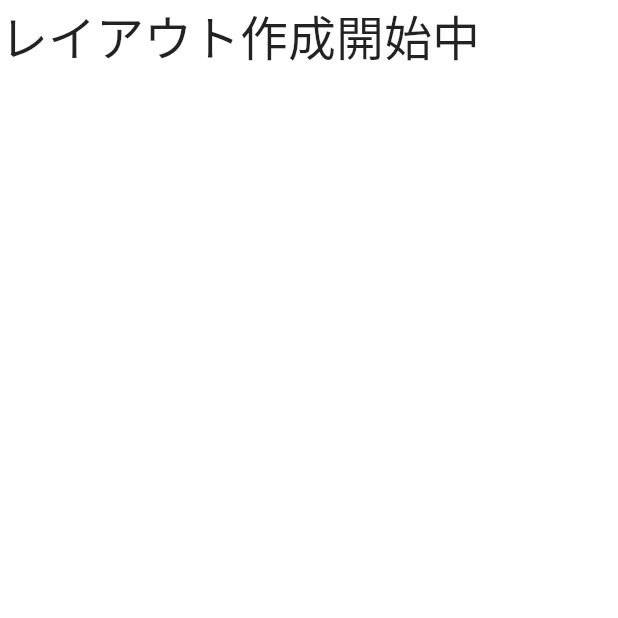
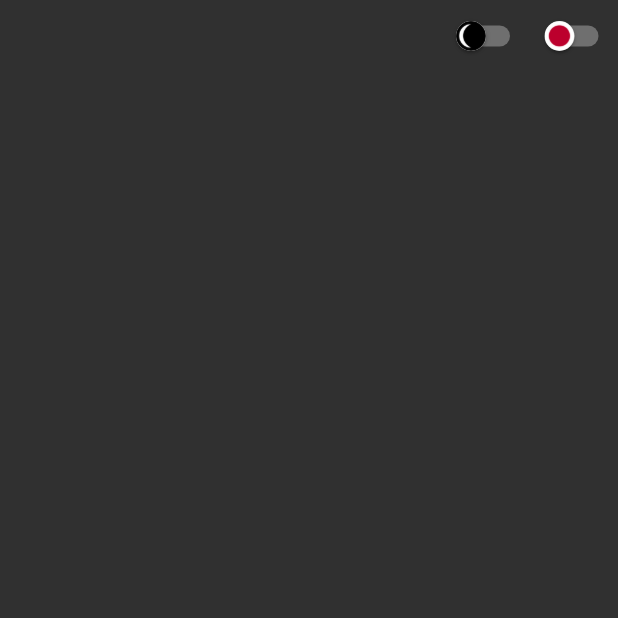
Before and after one commit to apps4toddler/resume, a Flutter app: the screen it shows after launch, on a phone screen of 412 x 824 dp, the top half of it. Run offline on Flutter 3.47's test engine with Material 2 defaults, Android fonts, the phone set to English and light mode, and no system bars.

```diff
--- a/lib/main.dart
+++ b/lib/main.dart
@@ -4,16 +4,67 @@ void main() {
   runApp(const MyApp());
 }
 
-class MyApp extends StatelessWidget {
+class MyApp extends StatefulWidget {
   const MyApp({Key? key}) : super(key: key);
+
+  @override
+  MyAppState createState() => MyAppState();
+}
+
+class MyAppState extends State<MyApp> with TickerProviderStateMixin {
+  bool _isLightMode = false;
+  bool _isEnglish = false;
   @override
   Widget build(BuildContext context) {
-    return const Text(
-      "レイアウト作成開始中",
-      textDirection: TextDirection.ltr,
-      style: TextStyle(
-        fontSize: 32,
-        color: Colors.black87,
+    return MaterialApp(
+      darkTheme: ThemeData(
+        brightness: Brightness.dark,
+      ),
+      theme: ThemeData(
+        brightness: Brightness.light,
+      ),
+      themeMode: _isLightMode ? ThemeMode.light : ThemeMode.dark,
+      home: Scaffold(
+        body: Center(
+          child: Column(
+            crossAxisAlignment: CrossAxisAlignment.start,
+            children: <Widget>[
+              Container(
+                alignment: Alignment.topRight,
+                width: double.infinity,
+                child: Row(
+                  mainAxisAlignment: MainAxisAlignment.end,
+                  children: [
+                    Switch(
+                      value: _isLightMode,
+                      onChanged: (bool value) {
+                        setState(() {
+                          _isLightMode = value;
+                        });
+                      },
+                      activeThumbImage:
+                          const AssetImage("assets/images/icon-light.png"),
+                      inactiveThumbImage:
+                          const AssetImage("assets/images/icon-dark.png"),
+                    ),
+                    Switch(
+                      value: _isEnglish,
+                      onChanged: (bool value) {
+                        setState(() {
+                          _isEnglish = value;
+                        });
+                      },
+                      activeThumbImage:
+                          const AssetImage("assets/images/icon-en.png"),
+                      inactiveThumbImage:
+                          const AssetImage("assets/images/icon-jp.png"),
+                    ),
+                  ],
+                ),
+              ),
+            ],
+          ),
+        ),
       ),
     );
   }
--- a/pubspec.yaml
+++ b/pubspec.yaml
@@ -62,6 +62,12 @@ flutter:
   #   - images/a_dot_burr.jpeg
   #   - images/a_dot_ham.jpeg
 
+  assets:
+    - assets/images/icon-dark.png
+    - assets/images/icon-light.png
+    - assets/images/icon-jp.png
+    - assets/images/icon-en.png
+
   # An image asset can refer to one or more resolution-specific "variants", see
   # https://flutter.dev/assets-and-images/#resolution-aware
 
```
Also changed, not shown: assets/images/icon-dark.png (added), assets/images/icon-en.png (added), assets/images/icon-jp.png (added), assets/images/icon-light.png (added), 1 other file.
